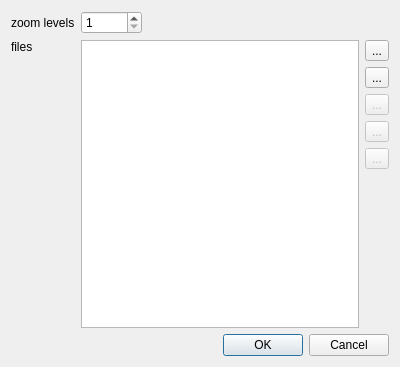
The window that src/IDlgEditMapLevel.ui (ntruchsess/QLandkarteGT) describes before a commit, drawn with Qt 5.
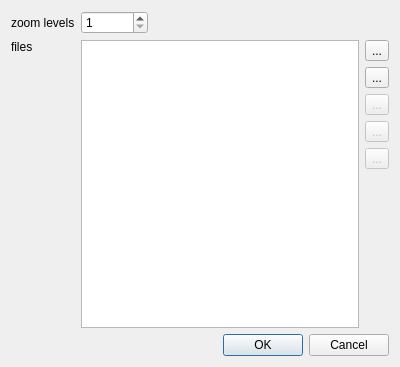
The same window after the commit.

What changed in the file:
```diff
--- a/src/IDlgEditMapLevel.ui
+++ b/src/IDlgEditMapLevel.ui
@@ -29,8 +29,8 @@
          <property name="minimum" >
           <number>1</number>
          </property>
-         <property name="maximum" >
-          <number>16384</number>
+         <property name="maximum">
+          <number>131072</number>
          </property>
         </widget>
        </item>
```
Left out of the diff: 131 changed lines with no effect on the pictures.
